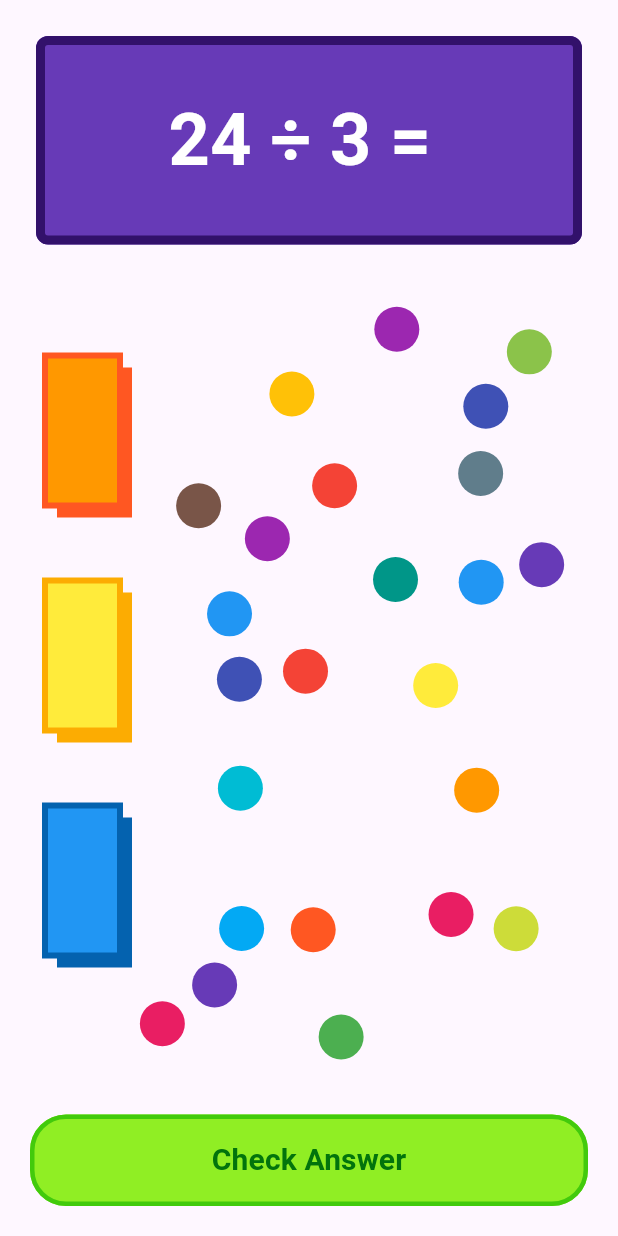
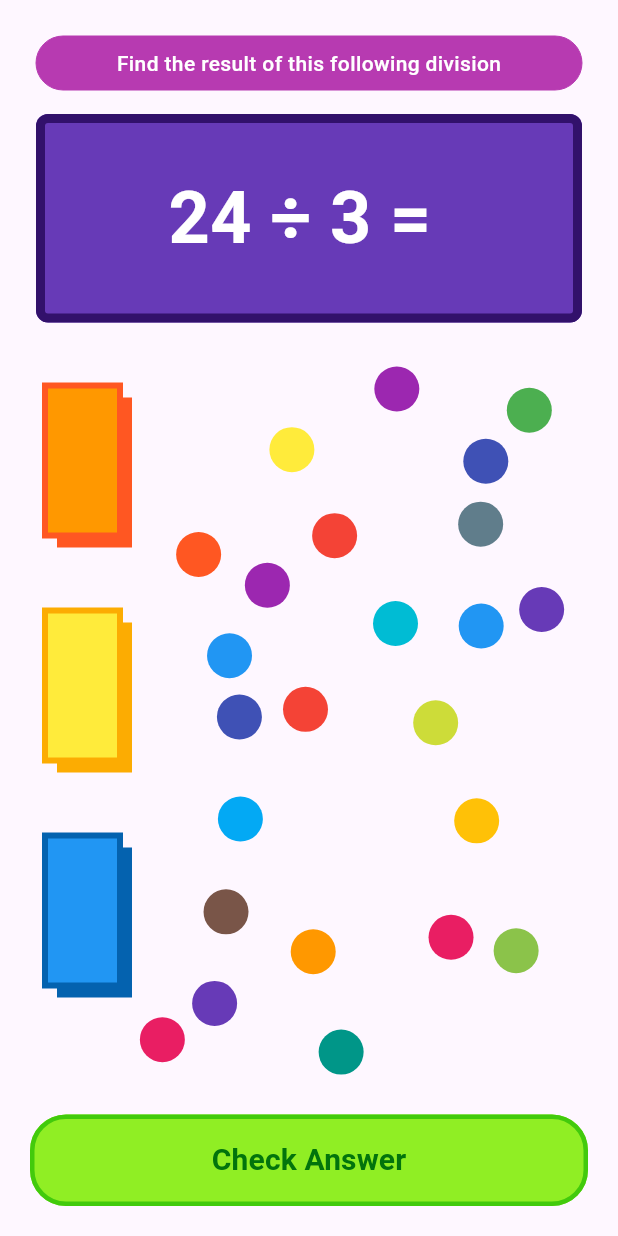
Before and after one commit to Alvin-Saputra/grouping_marble_game, a Flutter app: the screen it shows after launch, on a phone screen of 412 x 824 dp. Run offline on Flutter 3.47's test engine with Material 3 defaults, Android fonts, the phone set to English and light mode, and no system bars; our stand-ins replace get; missing offline and left inert: widgetbook.

Commit message:
1. merename file dialog_card menjadi dialog box 2. merename question_card menjadi card_item 3. merubah parameter yang diwajibkan untuk card_item 4. menmabhakn card baru diatas pertanyaan

```diff
--- a/lib/model/pocket.dart
+++ b/lib/model/pocket.dart
@@ -16,7 +16,7 @@ class Pocket {
 }
 
 List<Pocket> pocketList = [
-  Pocket(id: 1, area: Rect.fromLTWH(10, 50, 50, 100), fillColor: Colors.orange, shadowColor: Colors.deepOrange),
-  Pocket(id: 2, area: Rect.fromLTWH(10, 200, 50, 100), fillColor: Colors.yellow, shadowColor: const Color.fromARGB(255, 252, 172, 2)),
-  Pocket(id: 3, area: Rect.fromLTWH(10, 350, 50, 100), fillColor: Colors.blue, shadowColor: const Color.fromARGB(255, 4, 98, 175)),
+  Pocket(id: 1, area: Rect.fromLTWH(10, 30, 50, 100), fillColor: Colors.orange, shadowColor: Colors.deepOrange),
+  Pocket(id: 2, area: Rect.fromLTWH(10, 180, 50, 100), fillColor: Colors.yellow, shadowColor: const Color.fromARGB(255, 252, 172, 2)),
+  Pocket(id: 3, area: Rect.fromLTWH(10, 330, 50, 100), fillColor: Colors.blue, shadowColor: const Color.fromARGB(255, 4, 98, 175)),
 ];
--- a/lib/preview/widgetbook.dart
+++ b/lib/preview/widgetbook.dart
@@ -1,7 +1,7 @@
 // Widgetbook file: widgetbook.dart
 import 'package:flutter/material.dart';
 
-import 'package:marble_grouping_game/view/components/question_card.dart';
+import 'package:marble_grouping_game/view/components/card_item.dart';
 import 'package:marble_grouping_game/view/screen/home_screen.dart';
 import 'package:widgetbook/widgetbook.dart';
 
@@ -49,7 +49,19 @@ class HotReload extends StatelessWidget {
           useCases: [
             WidgetbookUseCase(
               name: 'Question Card',
-              builder: (context) => Center(child: QuestionCard(questionText: "24 ÷ 3 = ?",)),
+              builder: (context) => Center(
+                child: CardItem(
+                  cardText: "24 ÷ 3 = ",
+                  cardColor: Colors.deepPurple,
+                  borderColor: const Color.fromARGB(255, 50, 17, 107),
+                  borderWidth: 6.0,
+                  borderRadius: 8,
+                  textSize: 48,
+                  textWeight: FontWeight.bold,
+                  textColor: Colors.white,
+                  verticalPadding: 35.0,
+                ),
+              ),
             ),
           ],
         ),
--- /dev/null
+++ b/lib/view/components/card_item.dart
@@ -0,0 +1,54 @@
+import 'package:flutter/material.dart';
+
+class CardItem extends StatelessWidget {
+  CardItem({
+    required this.cardText,
+    required this.cardColor,
+    required this.borderColor,
+    required this.borderWidth,
+    required this.borderRadius,
+    required this.textSize,
+    required this.textWeight,
+    required this.textColor,
+    required this.verticalPadding,
+    super.key,
+  });
+
+  final String cardText;
+  final Color cardColor;
+  final Color borderColor;
+  final double borderWidth;
+  final double borderRadius;
+  final double textSize;
+  final FontWeight textWeight;
+  final Color textColor;
+  final double verticalPadding;
+
+  @override
+  Widget build(BuildContext context) {
+    return Card(
+      elevation: 0,
+      color: cardColor, // Warna latar belakang card
+      shape: RoundedRectangleBorder(
+        borderRadius: BorderRadius.circular(borderRadius), // Radius sudut card
+        side: BorderSide(
+          color: borderColor, // Warna border
+          width: borderWidth, // Ketebalan border
+        ),
+      ),
+      child: Center(
+        child: Padding(
+          padding: EdgeInsets.symmetric(vertical: verticalPadding),
+          child: Text(
+            cardText,
+            style: TextStyle(
+              fontSize: textSize,
+              fontWeight: textWeight,
+              color: textColor,
+            ),
+          ),
+        ),
+      ),
+    );
+  }
+}
--- a/lib/view/components/question_card.dart
+++ /dev/null
@@ -1,31 +0,0 @@
-import 'package:flutter/material.dart';
-
-class QuestionCard extends StatelessWidget {
-  QuestionCard({required this.questionText,super.key});
-
-  late final String questionText;
-
-  @override
-  Widget build(BuildContext context) {
-    return Card(
-      elevation: 0,
-      color: Colors.deepPurple, // Warna latar belakang card
-      shape: RoundedRectangleBorder(
-        borderRadius: BorderRadius.circular(8.0), // Radius sudut card
-        side: BorderSide(
-          color: const Color.fromARGB(255, 50, 17, 107), // Warna border
-          width: 6.0, // Ketebalan border
-        ),
-      ),
-      child: Center(
-        child: Padding(
-          padding: const EdgeInsets.symmetric(vertical: 35.0),
-          child: Text(
-            questionText,
-            style: TextStyle(fontSize: 48, fontWeight: FontWeight.bold, color: Colors.white),
-          ),
-        ),
-      ),
-    );
-  }
-}
--- a/lib/view/screen/home_screen.dart
+++ b/lib/view/screen/home_screen.dart
@@ -1,6 +1,6 @@
 import 'package:flutter/material.dart';
-import 'package:marble_grouping_game/view/components/dialog_card.dart';
-import 'package:marble_grouping_game/view/components/question_card.dart';
+import 'package:marble_grouping_game/view/components/dialog_box.dart';
+import 'package:marble_grouping_game/view/components/card_item.dart';
 import 'package:marble_grouping_game/view/components/play_area.dart';
 
 class HomeScreen extends StatelessWidget {
@@ -36,8 +36,28 @@ class HomeScreen extends StatelessWidget {
           padding: EdgeInsets.all(20.0),
           child: Column(
             children: [
-              QuestionCard(questionText: "24 ÷ 3 = "),
-              const SizedBox(height: 20),
+              CardItem(cardText: "Find the result of this following division",
+                cardColor: const Color.fromARGB(255, 183, 58, 177),
+                borderColor: const Color.fromARGB(255, 183, 58, 177),
+                borderWidth: 0,
+                borderRadius: 24,
+                textSize: 14,
+                textWeight: FontWeight.w500,
+                textColor: Colors.white,
+                verticalPadding: 8.0,),
+                SizedBox(height: 8.0),
+              CardItem(
+                cardText: "24 ÷ 3 = ",
+                cardColor: Colors.deepPurple,
+                borderColor: const Color.fromARGB(255, 50, 17, 107),
+                borderWidth: 6.0,
+                borderRadius: 8,
+                textSize: 48,
+                textWeight: FontWeight.bold,
+                textColor: Colors.white,
+                verticalPadding: 35.0,
+              ),
+              const SizedBox(height: 8.0),
               Expanded(
                 child: PlayArea(
                   key: playAreaKey,
@@ -46,13 +66,15 @@ class HomeScreen extends StatelessWidget {
                   },
                 ),
               ),
-              SizedBox(height: 20.0),
+              SizedBox(height: 10.0),
               SizedBox(
                 width: double.infinity,
                 child: ElevatedButton(
                   onPressed: () {
                     bool isCorrect = checkAnswer(eachPocketMarbleCounts);
-                    Map<int, bool> feedback = answerFeedback(eachPocketMarbleCounts);
+                    Map<int, bool> feedback = answerFeedback(
+                      eachPocketMarbleCounts,
+                    );
 
                     showDialog(
                       context: context,
@@ -74,11 +96,9 @@ class HomeScreen extends StatelessWidget {
                         }
                       },
                     ).then((_) {
-
-                        // Reset play area jika jawaban salah
-                        playAreaKey.currentState?.showAnswerFeedback(feedback);
-                        playAreaKey.currentState?.resetPlayArea();
-
+                      // Reset play area jika jawaban salah
+                      playAreaKey.currentState?.showAnswerFeedback(feedback);
+                      playAreaKey.currentState?.resetPlayArea();
                     });
                   },
                   style: ElevatedButton.styleFrom(
```
Also changed, not shown: lib/view/components/dialog_box.dart (renamed from lib/view/components/dialog_card.dart).
